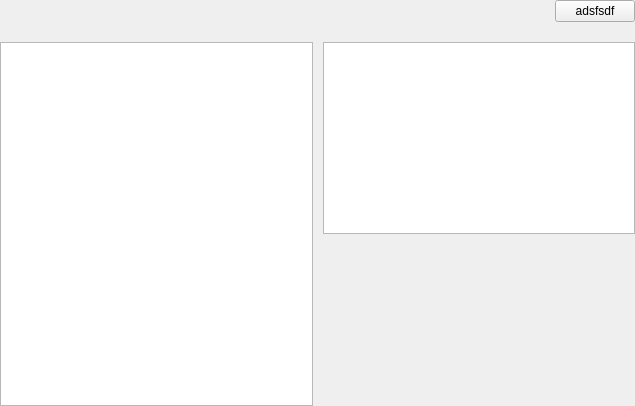
Qt form ibed/controls/inoutwidget.ui (semerlin/ibed) before a commit.
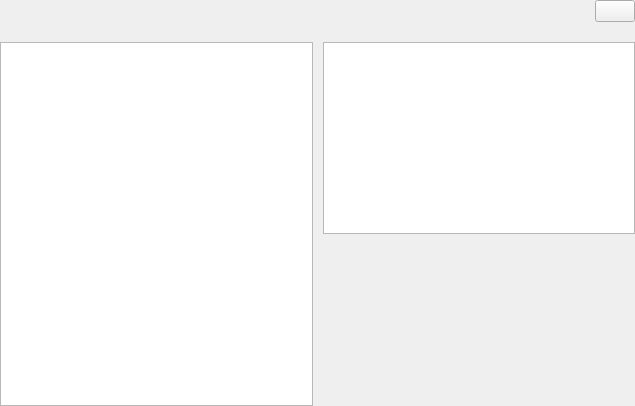
The same form after that commit. Custom widgets are drawn as their Qt base class.

Diff of the .ui file:
```diff
--- a/ibed/controls/inoutwidget.ui
+++ b/ibed/controls/inoutwidget.ui
@@ -50,7 +50,7 @@
         </sizepolicy>
        </property>
        <property name="text">
-        <string>adsfsdf</string>
+        <string/>
        </property>
       </widget>
      </item>
@@ -67,7 +67,7 @@
         <number>0</number>
        </property>
        <item>
-        <widget class="QLabel" name="labelIn">
+        <widget class="QLabel" name="labelOut">
          <property name="sizePolicy">
           <sizepolicy hsizetype="Preferred" vsizetype="Fixed">
            <horstretch>0</horstretch>
@@ -100,7 +100,7 @@
         <number>0</number>
        </property>
        <item>
-        <widget class="QLabel" name="labelOut">
+        <widget class="QLabel" name="labelIn">
          <property name="sizePolicy">
           <sizepolicy hsizetype="Preferred" vsizetype="Fixed">
            <horstretch>0</horstretch>
```
